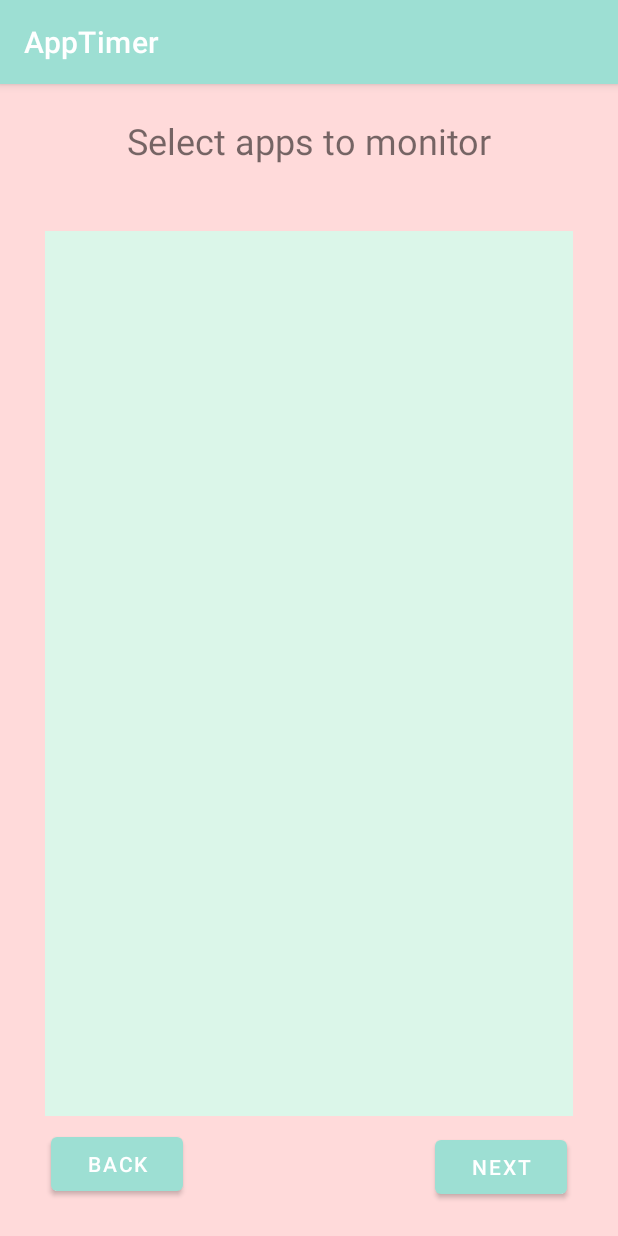
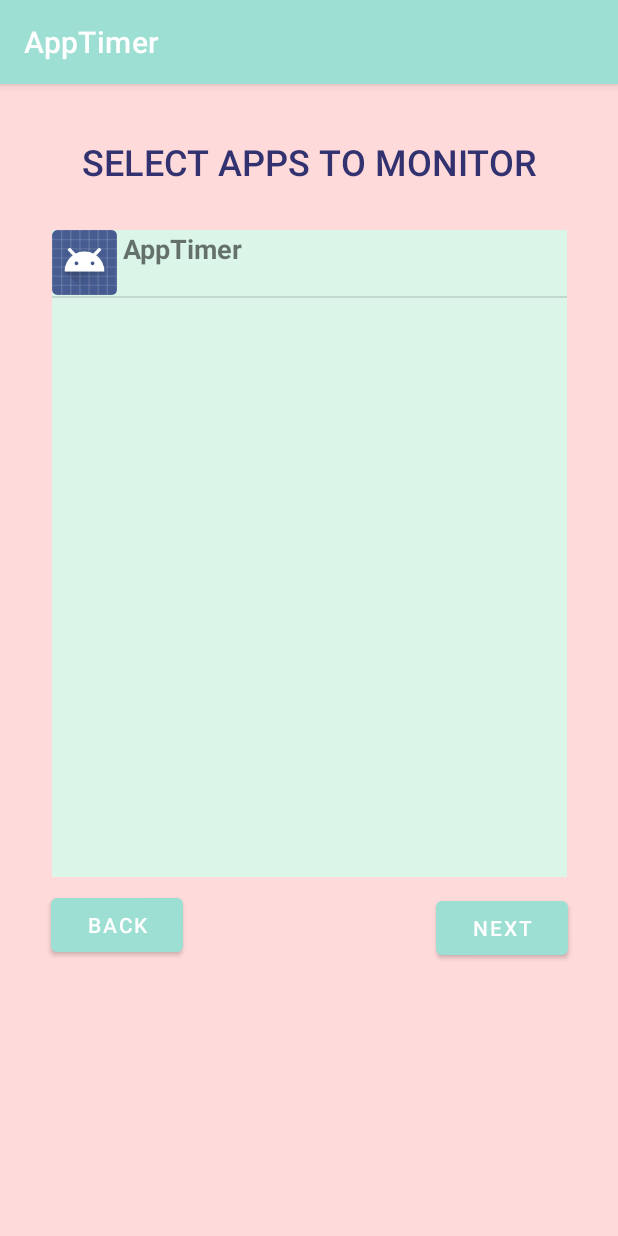
Before and after one commit to prabhatsn1/AppTimer, an Android app: the MonitorActivity screen opened directly, with no data from a screen before it, on a phone screen of 412 x 824 dp. Run offline under Robolectric (Android 15) with nearby library versions, the phone set to English and light mode, and no system bars.

Commit message:
Monitor Activity Complete

```diff
--- /dev/null
+++ b/app/src/main/java/com/collabcode/apptimer/AppInfo.kt
@@ -0,0 +1,7 @@
+package com.collabcode.apptimer
+
+import android.graphics.drawable.Drawable
+
+class AppInfo (val appName:String, val appVer:String,val appIcon:Drawable) {
+
+}
--- a/app/src/main/java/com/collabcode/apptimer/MonitorActivity.kt
+++ b/app/src/main/java/com/collabcode/apptimer/MonitorActivity.kt
@@ -1,18 +1,28 @@
 package com.collabcode.apptimer
 
 import android.content.Intent
+import android.content.pm.ApplicationInfo
+import android.content.pm.PackageInfo
 import androidx.appcompat.app.AppCompatActivity
 import android.os.Bundle
+import android.util.Log
 import android.view.View
 import android.widget.Button
+import android.widget.ListView
+import com.collabcode.apptimer.adapters.monitorAdapter
 
 class MonitorActivity : AppCompatActivity() {
+
+    val mList:ArrayList<AppInfo> = ArrayList()
+
     override fun onCreate(savedInstanceState: Bundle?) {
         super.onCreate(savedInstanceState)
         setContentView(R.layout.activity_monitor)
 
         val nextBtn = findViewById<Button>(R.id.nextBtn)
         val backBtn = findViewById<Button>(R.id.backBtn)
+        val listView  = findViewById<ListView>(R.id.listView)
+        listView.isNestedScrollingEnabled = true
 
         nextBtn.setOnClickListener(View.OnClickListener {
             val mActivity = Intent(this,Dashboard::class.java)
@@ -22,5 +32,28 @@ class MonitorActivity : AppCompatActivity() {
             val nActivity = Intent(this,UsageGoalActivity::class.java)
             startActivity(nActivity)
         })
+
+        ScanningInstalled()
+        var arrayAdapter:monitorAdapter?=null
+        arrayAdapter = monitorAdapter(this,mList)
+        listView.adapter=arrayAdapter
+    }
+
+    public fun ScanningInstalled(){
+        var appinfo = packageManager.getInstalledPackages(0)
+        for(i in 0 until appinfo.size){
+            //this is for retrieving installed packages only. remove ! to retrieve all packages in if logic
+            if(!packageManager(appinfo[i])) {
+                val appName = appinfo[i].applicationInfo.loadLabel(packageManager).toString()
+                val appVer = appinfo[i].versionName;
+                val appIcon = appinfo[i].applicationInfo.loadIcon(packageManager)
+                mList.add(AppInfo(appName,appVer,appIcon))
+                Log.v("Debug", appName )
+
+            }
+        }
+    }
+    fun packageManager(appinfo: PackageInfo):Boolean{
+        return ((appinfo.applicationInfo.flags and ApplicationInfo.FLAG_SYSTEM)!=0)
     }
 }
--- /dev/null
+++ b/app/src/main/java/com/collabcode/apptimer/adapters/monitorAdapter.kt
@@ -0,0 +1,59 @@
+package com.collabcode.apptimer.adapters
+
+import android.content.Context
+import android.view.LayoutInflater
+import android.view.View
+import android.view.ViewGroup
+import android.widget.BaseAdapter
+import android.widget.ImageView
+import android.widget.TextView
+import com.collabcode.apptimer.AppInfo
+import com.collabcode.apptimer.R
+
+class monitorAdapter(public val context: Context,public val arrayList: ArrayList<AppInfo>):BaseAdapter() {
+
+    /* These are methods used by system for calculation purpose
+       This method tells the listview, how many items there are.
+    */
+    override fun getCount(): Int {
+        return arrayList.size
+    }
+
+    /*
+      This method is used to get an item at given position
+    */
+    override fun getItem(position: Int): Any {
+        return arrayList[position]
+    }
+
+    /*
+     Returns a unique id for each child. This id is used to uniquely identify
+     each data. App Name is not supposed to be unique, therefore you should add
+     package name to AppInfo. Otherwise if anyone has more than one app with same
+     name, listview will not render correctly
+    */
+    override fun getItemId(position: Int): Long {
+        return arrayList[position].appName.hashCode().toLong()
+    }
+
+    override fun getView(position: Int, convertView: View?, parent: ViewGroup?): View {
+        // Listview tries to minimise the active number of inflated views. Suppose there
+        // is 100 items, in such case listview does not create 100 childviews, because only
+        // a part of views will be visible at one time on screen, say 10 views. Initially listview
+        // creates some 10+ child views, then these views are recycled for different items.
+        // convertView is provided by the listView, you need to check whether it is already valid.
+        // If it is not null, you need not inflate a new view. Otherwise you need to inflate one.
+
+        var inflatedView = convertView?: LayoutInflater.from(context).inflate(R.layout.app_item_layout,parent,false)
+
+        // get data of item at given position
+        val data = getItem(position) as AppInfo
+
+        // set view fields according to data at given position
+        inflatedView.findViewById<TextView>(R.id.nameTextView).text = data.appName
+        inflatedView.findViewById<TextView>(R.id.versionTextView).text = data.appVer
+        inflatedView.findViewById<ImageView>(R.id.iconImageView).setImageDrawable(data.appIcon)
+        return inflatedView
+
+    }
+}
--- a/app/src/main/res/layout/activity_monitor.xml
+++ b/app/src/main/res/layout/activity_monitor.xml
@@ -7,6 +7,33 @@
     android:background="@color/C1"
     tools:context=".MonitorActivity">
 
+    <androidx.core.widget.NestedScrollView
+        android:layout_width="match_parent"
+        android:layout_height="match_parent"
+        android:fillViewport="true"
+        app:layout_constraintBottom_toBottomOf="parent"
+        app:layout_constraintEnd_toEndOf="parent"
+        app:layout_constraintStart_toStartOf="parent"
+        app:layout_constraintTop_toTopOf="parent">
+
+        <androidx.constraintlayout.widget.ConstraintLayout
+            android:layout_width="match_parent"
+            android:layout_height="wrap_content">
+
+            <ListView
+                android:id="@+id/listView"
+                android:layout_width="343dp"
+                android:layout_height="431dp"
+                android:layout_marginTop="24dp"
+                android:background="@color/C2"
+                app:layout_constraintEnd_toEndOf="parent"
+                app:layout_constraintHorizontal_bias="0.5"
+                app:layout_constraintStart_toStartOf="parent"
+                app:layout_constraintTop_toBottomOf="@+id/textView">
+
+
+            </ListView>
+
             <Button
                 android:id="@+id/backBtn"
                 android:layout_width="wrap_content"
@@ -15,49 +42,32 @@
                 android:layout_marginTop="8dp"
                 android:text="@string/back"
                 app:layout_constraintStart_toStartOf="parent"
-        app:layout_constraintTop_toBottomOf="@+id/scrollView2" />
+                app:layout_constraintTop_toBottomOf="@+id/listView" />
 
             <Button
                 android:id="@+id/nextBtn"
                 android:layout_width="wrap_content"
                 android:layout_height="wrap_content"
                 android:layout_marginTop="10dp"
-        android:layout_marginEnd="34dp"
+                android:layout_marginEnd="33dp"
                 android:text="@string/next"
                 app:layout_constraintEnd_toEndOf="parent"
-        app:layout_constraintTop_toBottomOf="@+id/scrollView2" />
-
-    <ScrollView
-        android:id="@+id/scrollView2"
-        android:layout_width="0dp"
-        android:layout_height="0dp"
-        android:layout_marginStart="30dp"
-        android:layout_marginTop="44dp"
-        android:layout_marginEnd="30dp"
-        android:layout_marginBottom="80dp"
-        android:background="@color/C2"
-        app:layout_constraintBottom_toBottomOf="parent"
-        app:layout_constraintEnd_toEndOf="parent"
-        app:layout_constraintStart_toStartOf="parent"
-        app:layout_constraintTop_toBottomOf="@+id/textView"
-        app:layout_constraintVertical_bias="0.0">
-
-        <LinearLayout
-            android:layout_width="match_parent"
-            android:layout_height="wrap_content"
-            android:orientation="vertical" />
-    </ScrollView>
+                app:layout_constraintTop_toBottomOf="@+id/listView" />
 
             <TextView
                 android:id="@+id/textView"
-        android:layout_width="wrap_content"
-        android:layout_height="wrap_content"
-        android:layout_marginTop="21dp"
+                style="@style/Widget.AppCompat.Button.Borderless"
+                android:layout_width="353dp"
+                android:layout_height="48dp"
+                android:layout_marginTop="25dp"
                 android:text="@string/select_apps_to_monitor"
                 android:textSize="24sp"
+                android:textColor="@color/C4"
                 app:layout_constraintEnd_toEndOf="parent"
                 app:layout_constraintHorizontal_bias="0.5"
                 app:layout_constraintStart_toStartOf="parent"
                 app:layout_constraintTop_toTopOf="parent" />
+        </androidx.constraintlayout.widget.ConstraintLayout>
+    </androidx.core.widget.NestedScrollView>
 
 </androidx.constraintlayout.widget.ConstraintLayout>
--- /dev/null
+++ b/app/src/main/res/layout/app_item_layout.xml
@@ -0,0 +1,41 @@
+<?xml version="1.0" encoding="utf-8"?>
+<LinearLayout
+    xmlns:android="http://schemas.android.com/apk/res/android"
+    xmlns:tools="http://schemas.android.com/tools"
+    android:layout_width="wrap_content"
+    android:layout_height="wrap_content"
+    android:layout_marginLeft="4dp"
+    android:layout_marginRight="4dp"
+    android:orientation="horizontal">
+
+
+    <ImageView
+        android:id="@+id/iconImageView"
+        android:layout_width="43dp"
+        android:layout_height="43dp"
+        android:layout_weight="1"
+        tools:srcCompat="@tools:sample/avatars" />
+
+    <LinearLayout
+        android:layout_width="wrap_content"
+        android:layout_height="wrap_content"
+        android:layout_marginLeft="4dp"
+        android:layout_marginRight="4dp"
+        android:orientation="vertical">
+
+        <TextView
+            android:id="@+id/nameTextView"
+            android:layout_width="wrap_content"
+            android:layout_height="wrap_content"
+            android:text="App Title"
+            android:textSize="18sp"
+            android:textStyle="bold" />
+
+        <TextView
+            android:id="@+id/versionTextView"
+            android:layout_width="match_parent"
+            android:layout_height="wrap_content"
+            android:text="TextView" />
+    </LinearLayout>
+
+</LinearLayout>
```
Lines whose indentation alone changed are shown as unchanged.
